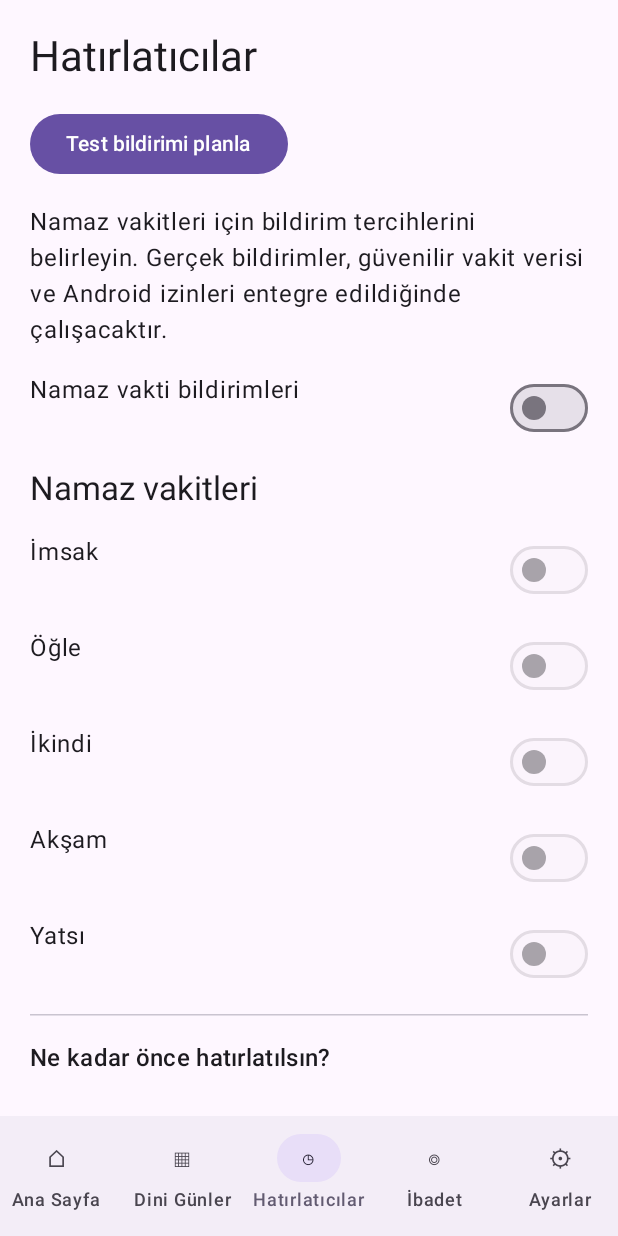
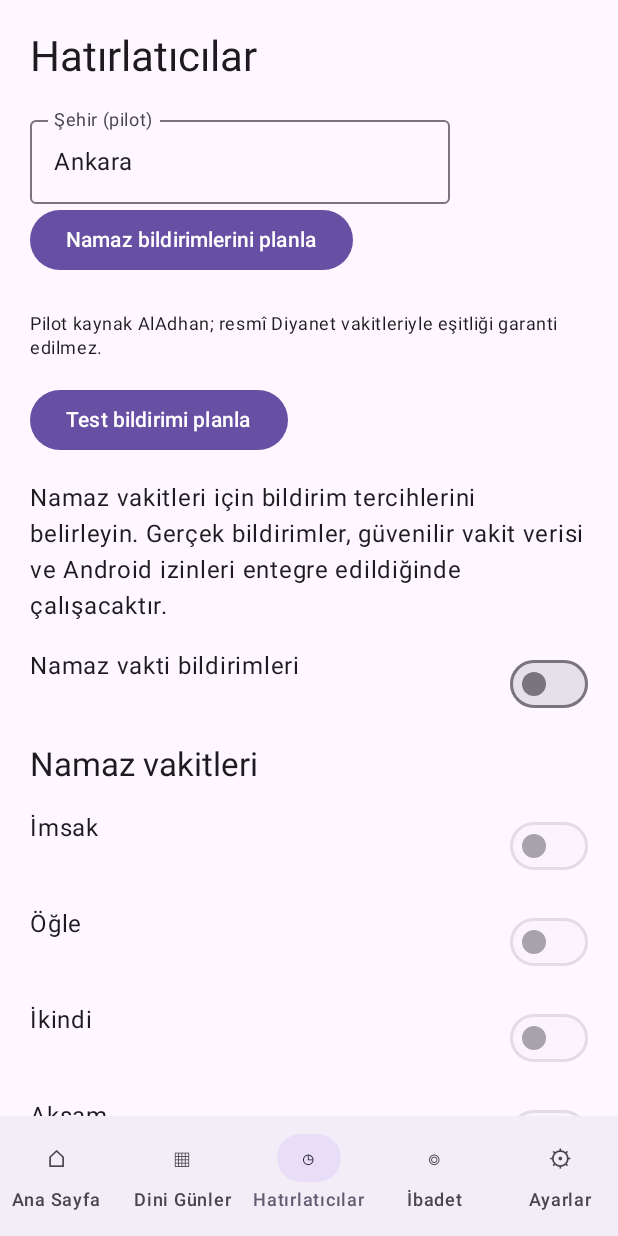
Before and after one commit to caglar-yildiz/Namaz, an Android app built with Jetpack Compose: the screen it shows after launch (MainActivity), item 3 of the bottom bar chosen, on a phone screen of 412 x 824 dp. Run offline under Robolectric (Android 15) with nearby library versions, the phone set to English and light mode, and no system bars.

Commit message:
feat: add manual city-based prayer reminder synchronization

```diff
--- a/app/src/main/java/com/namaz/app/RemindersScreen.kt
+++ b/app/src/main/java/com/namaz/app/RemindersScreen.kt
@@ -1,6 +1,10 @@
 package com.namaz.app
 
 import android.Manifest
+import androidx.compose.runtime.rememberCoroutineScope
+import kotlinx.coroutines.Dispatchers
+import kotlinx.coroutines.launch
+import kotlinx.coroutines.withContext
 import android.os.Build
 import androidx.activity.compose.rememberLauncherForActivityResult
 import androidx.activity.result.contract.ActivityResultContracts
@@ -19,6 +23,9 @@ private const val PREFS_NAME = "prayer_reminder_preferences"
 @Composable
 fun RemindersScreen() {
     val context = LocalContext.current
+    val scope = rememberCoroutineScope()
+    var city by remember { mutableStateOf("Ankara") }
+    var syncStatus by remember { mutableStateOf("") }
     val permissionLauncher = rememberLauncherForActivityResult(
         ActivityResultContracts.RequestPermission()
     ) { }
@@ -42,6 +49,32 @@ fun RemindersScreen() {
         verticalArrangement = Arrangement.spacedBy(16.dp)
     ) {
         item { Text("Hatırlatıcılar", style = MaterialTheme.typography.headlineMedium) }
+        item {
+            OutlinedTextField(value = city, onValueChange = { city = it },
+                label = { Text("Şehir (pilot)") }, singleLine = true)
+            Button(onClick = {
+                if (!ReminderNotifications.canNotify(context)) {
+                    syncStatus = "Önce bildirim iznini etkinleştirin."
+                    if (Build.VERSION.SDK_INT >= 33)
+                        permissionLauncher.launch(Manifest.permission.POST_NOTIFICATIONS)
+                } else {
+                    scope.launch {
+                        syncStatus = "Vakitler alınıyor..."
+                        syncStatus = try {
+                            val count = withContext(Dispatchers.IO) {
+                                PrayerTimesService.scheduleNextDay(context, city.trim())
+                            }
+                            "$count hatırlatma yaklaşık zamanlamayla planlandı (bugün ve yarın)."
+                        } catch (e: Exception) {
+                            "Vakitler alınamadı; bağlantı ve şehir adını kontrol edin."
+                        }
+                    }
+                }
+            }) { Text("Namaz bildirimlerini planla") }
+            Text(syncStatus)
+            Text("Pilot kaynak AlAdhan; resmî Diyanet vakitleriyle eşitliği garanti edilmez.",
+                style = MaterialTheme.typography.bodySmall)
+        }
         item {
             Button(onClick = {
                 if (Build.VERSION.SDK_INT >= 33 && !ReminderNotifications.canNotify(context)) {
```
